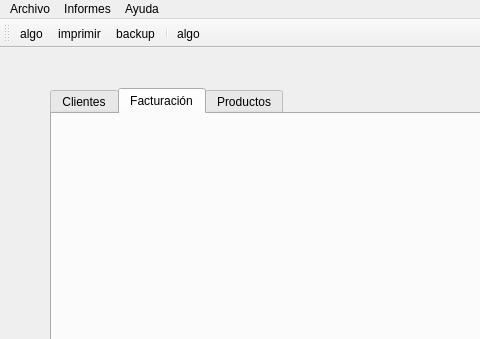
First picture: the form in Ventana.ui, repository roxep5/PrimerProyectoPython, before the edit; both pictures show x 0 to 480 and y 0 to 339 of the 1161 by 920 pixel window.
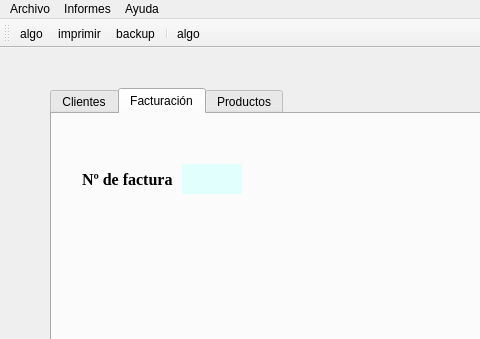
Second picture: the form after the edit. The open tabs and pages were chosen to show the change. Icons and pictures are not drawn.

Patch:
```diff
--- a/Ventana.ui
+++ b/Ventana.ui
@@ -812,6 +812,58 @@
      <attribute name="title">
       <string>Facturación</string>
      </attribute>
+     <widget class="QLabel" name="lblCodcli_2">
+      <property name="geometry">
+       <rect>
+        <x>130</x>
+        <y>50</y>
+        <width>60</width>
+        <height>30</height>
+       </rect>
+      </property>
+      <property name="minimumSize">
+       <size>
+        <width>60</width>
+        <height>20</height>
+       </size>
+      </property>
+      <property name="maximumSize">
+       <size>
+        <width>16777215</width>
+        <height>30</height>
+       </size>
+      </property>
+      <property name="layoutDirection">
+       <enum>Qt::RightToLeft</enum>
+      </property>
+      <property name="styleSheet">
+       <string notr="true">background-color: rgb(225, 255, 253)</string>
+      </property>
+      <property name="text">
+       <string/>
+      </property>
+     </widget>
+     <widget class="QLabel" name="label_2">
+      <property name="geometry">
+       <rect>
+        <x>30</x>
+        <y>50</y>
+        <width>91</width>
+        <height>31</height>
+       </rect>
+      </property>
+      <property name="font">
+       <font>
+        <family>Times New Roman</family>
+        <pointsize>12</pointsize>
+        <weight>75</weight>
+        <bold>true</bold>
+       </font>
+      </property>
+      <property name="text">
+       <string>Nº de factura</string>
+      </property>
+     </widget>
     </widget>
     <widget class="QWidget" name="tab_2">
      <attribute name="title">
```
Left out of the diff: 2 changed lines with no effect on the pictures.
